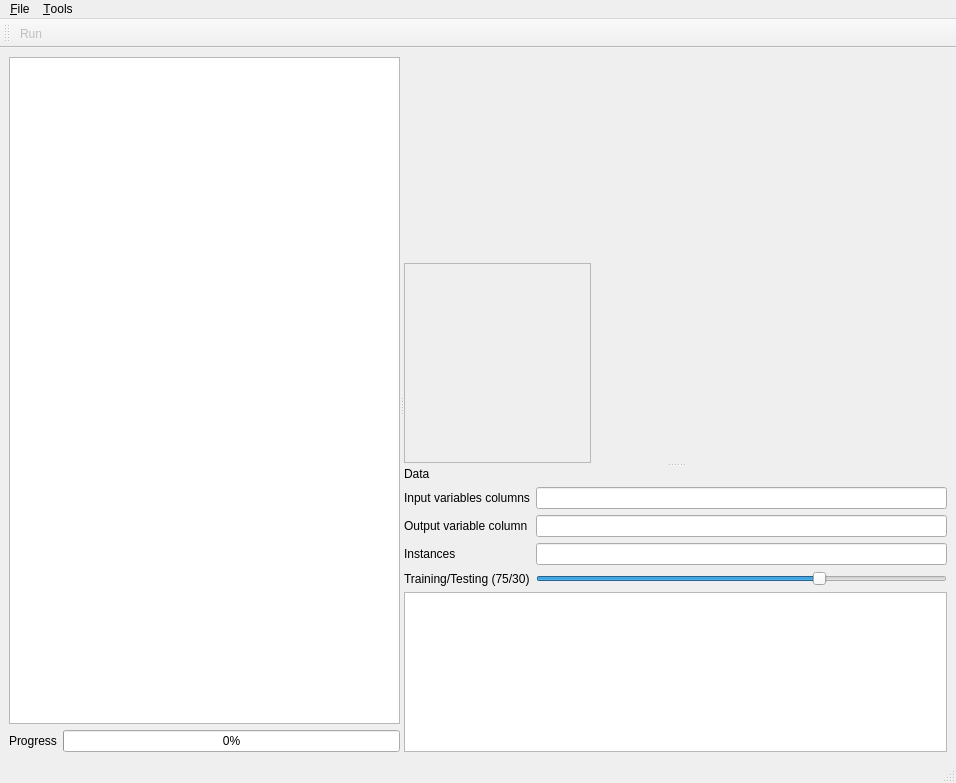
First picture: the form in mainwindow.ui, repository emigdioz/TreeGP, before the edit.
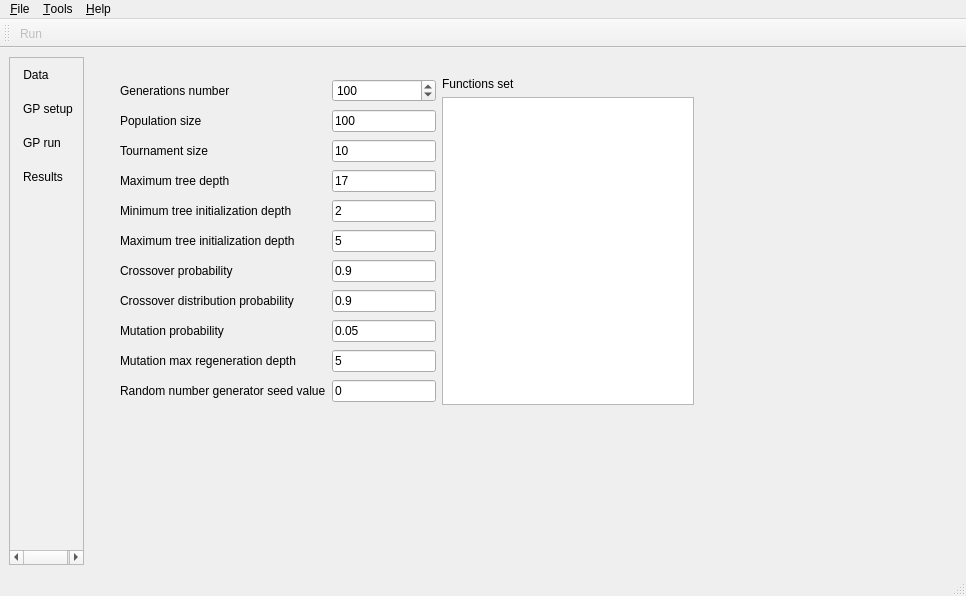
Second picture: the form after the edit. The open tabs and pages were chosen to show the change. Icons and pictures are not drawn. Custom widgets are drawn as their Qt base class.

Commit message: Major overhaul in UI structure

Patch:
```diff
--- a/mainwindow.ui
+++ b/mainwindow.ui
@@ -6,94 +6,127 @@
    <rect>
     <x>0</x>
     <y>0</y>
-    <width>956</width>
-    <height>783</height>
+    <width>966</width>
+    <height>596</height>
    </rect>
   </property>
   <property name="windowTitle">
    <string>TreeGP</string>
   </property>
   <widget class="QWidget" name="centralwidget">
-   <layout class="QGridLayout" name="gridLayout_4">
-    <item row="0" column="0">
-     <widget class="QSplitter" name="splitter_2">
-      <property name="orientation">
-       <enum>Qt::Horizontal</enum>
-      </property>
-      <widget class="QWidget" name="verticalLayoutWidget_2">
-       <layout class="QVBoxLayout" name="verticalLayout_2">
-        <item>
-         <widget class="QTextEdit" name="textEdit"/>
-        </item>
-        <item>
-         <layout class="QGridLayout" name="gridLayout">
-          <item row="0" column="0">
-           <widget class="QLabel" name="label_6">
-            <property name="text">
-             <string>Progress</string>
-            </property>
-           </widget>
-          </item>
-          <item row="0" column="1">
-           <widget class="QProgressBar" name="progressBar">
-            <property name="value">
-             <number>0</number>
-            </property>
-           </widget>
-          </item>
-         </layout>
-        </item>
-       </layout>
-      </widget>
-      <widget class="QSplitter" name="splitter">
-       <property name="orientation">
-        <enum>Qt::Vertical</enum>
-       </property>
-       <widget class="QWidget" name="gridLayoutWidget">
         <layout class="QGridLayout" name="gridLayout_3">
-         <item row="1" column="1">
-          <widget class="QCustomPlot" name="sizePlot" native="true">
-           <property name="minimumSize">
-            <size>
-             <width>350</width>
-             <height>200</height>
-            </size>
-           </property>
-          </widget>
-         </item>
-         <item row="0" column="1">
-          <widget class="QCustomPlot" name="outputPlot" native="true">
-           <property name="minimumSize">
-            <size>
-             <width>350</width>
-             <height>200</height>
-            </size>
-           </property>
-          </widget>
-         </item>
          <item row="0" column="0">
-          <widget class="GraphWidget" name="treeGraph" native="true">
+     <layout class="QHBoxLayout" name="horizontalLayout">
+      <item>
+       <widget class="QListWidget" name="listWidget">
            <property name="maximumSize">
             <size>
-             <width>500</width>
+          <width>75</width>
              <height>16777215</height>
             </size>
            </property>
-          </widget>
-         </item>
-         <item row="1" column="0">
-          <widget class="QFrame" name="frame">
-           <property name="frameShape">
-            <enum>QFrame::StyledPanel</enum>
-           </property>
-           <property name="frameShadow">
-            <enum>QFrame::Raised</enum>
-           </property>
-          </widget>
-         </item>
-        </layout>
+        <property name="focusPolicy">
+         <enum>Qt::NoFocus</enum>
+        </property>
+        <property name="layoutDirection">
+         <enum>Qt::LeftToRight</enum>
+        </property>
+        <property name="styleSheet">
+         <string notr="true">QListWidget 
+{ 
+background: rgba(240, 240, 240, 255);  
+}
+
+QListWidget::item:hover 
+{ 
+background: rgba(209, 241, 255, 255); 
+}
+
+QListWidget::item:selected 
+{ 
+background: qlineargradient(spread:pad, x1:0, y1:0, x2:0, y2:0.1, stop:0 rgba(0, 104, 151, 200), stop:1 rgba(0, 173, 250, 255)); 
+}
+
+QListWidget::item 
+{ 
+border-bottom: 2px gray; 
+padding: 10px; color: black; 
+}</string>
+        </property>
+        <property name="iconSize">
+         <size>
+          <width>48</width>
+          <height>48</height>
+         </size>
+        </property>
+        <property name="textElideMode">
+         <enum>Qt::ElideRight</enum>
+        </property>
+        <property name="movement">
+         <enum>QListView::Static</enum>
+        </property>
+        <property name="flow">
+         <enum>QListView::TopToBottom</enum>
+        </property>
+        <property name="viewMode">
+         <enum>QListView::IconMode</enum>
+        </property>
+        <property name="wordWrap">
+         <bool>false</bool>
+        </property>
+        <property name="selectionRectVisible">
+         <bool>false</bool>
+        </property>
+        <item>
+         <property name="text">
+          <string>Data</string>
+         </property>
+         <property name="icon">
+          <iconset resource="images.qrc">
+           <normaloff>:/icons/data_normal.png</normaloff>
+           <selectedoff>:/icons/data_selected.png</selectedoff>:/icons/data_normal.png</iconset>
+         </property>
+        </item>
+        <item>
+         <property name="text">
+          <string>GP setup</string>
+         </property>
+         <property name="icon">
+          <iconset resource="images.qrc">
+           <normaloff>:/icons/setup_normal.png</normaloff>
+           <selectedoff>:/icons/setup_selected.png</selectedoff>:/icons/setup_normal.png</iconset>
+         </property>
+        </item>
+        <item>
+         <property name="text">
+          <string>GP run</string>
+         </property>
+         <property name="icon">
+          <iconset resource="images.qrc">
+           <normaloff>:/icons/gp_normal.png</normaloff>
+           <selectedoff>:/icons/gp_selected.png</selectedoff>:/icons/gp_normal.png</iconset>
+         </property>
+        </item>
+        <item>
+         <property name="text">
+          <string>Results</string>
+         </property>
+         <property name="icon">
+          <iconset resource="images.qrc">
+           <normaloff>:/icons/result_normal.png</normaloff>
+           <selectedoff>:/icons/result_selected.png</selectedoff>:/icons/result_normal.png</iconset>
+         </property>
+        </item>
        </widget>
-       <widget class="QWidget" name="verticalLayoutWidget">
+      </item>
+      <item>
+       <widget class="QStackedWidget" name="stackedWidget">
+        <property name="currentIndex">
+         <number>2</number>
+        </property>
+        <widget class="QWidget" name="pageData">
+         <layout class="QGridLayout" name="gridLayout_6">
+          <item row="0" column="0">
         <layout class="QVBoxLayout" name="verticalLayout">
          <item>
           <widget class="QLabel" name="label_3">
@@ -163,9 +196,398 @@
           <widget class="QTableView" name="tableView"/>
          </item>
         </layout>
-       </widget>
-      </widget>
-     </widget>
+          </item>
+         </layout>
+        </widget>
+        <widget class="QWidget" name="pageSetup">
+         <widget class="QWidget" name="layoutWidget">
+          <property name="geometry">
+           <rect>
+            <x>30</x>
+            <y>20</y>
+            <width>574</width>
+            <height>328</height>
+           </rect>
+          </property>
+          <layout class="QHBoxLayout" name="horizontalLayout_3">
+           <item>
+            <layout class="QGridLayout" name="gridLayout_7">
+             <item row="5" column="0">
+              <widget class="QLabel" name="label_7">
+               <property name="text">
+                <string>Maximum tree initialization depth</string>
+               </property>
+              </widget>
+             </item>
+             <item row="3" column="1">
+              <widget class="QLineEdit" name="lineEdit_4">
+               <property name="text">
+                <string>17</string>
+               </property>
+              </widget>
+             </item>
+             <item row="7" column="1">
+              <widget class="QLineEdit" name="lineEdit_7">
+               <property name="text">
+                <string>0.9</string>
+               </property>
+              </widget>
+             </item>
+             <item row="1" column="1">
+              <widget class="QLineEdit" name="lineEdit_5">
+               <property name="text">
+                <string>100</string>
+               </property>
+              </widget>
+             </item>
+             <item row="0" column="0">
+              <widget class="QLabel" name="label_8">
+               <property name="text">
+                <string>Generations number</string>
+               </property>
+              </widget>
+             </item>
+             <item row="4" column="0">
+              <widget class="QLabel" name="label_9">
+               <property name="text">
+                <string>Minimum tree initialization depth</string>
+               </property>
+              </widget>
+             </item>
+             <item row="4" column="1">
+              <widget class="QLineEdit" name="lineEdit_6">
+               <property name="text">
+                <string>2</string>
+               </property>
+              </widget>
+             </item>
+             <item row="5" column="1">
+              <widget class="QLineEdit" name="lineEdit_8">
+               <property name="text">
+                <string>5</string>
+               </property>
+              </widget>
+             </item>
+             <item row="2" column="0">
+              <widget class="QLabel" name="label_10">
+               <property name="text">
+                <string>Tournament size</string>
+               </property>
+              </widget>
+             </item>
+             <item row="2" column="1">
+              <widget class="QLineEdit" name="lineEdit_9">
+               <property name="text">
+                <string>10</string>
+               </property>
+              </widget>
+             </item>
+             <item row="0" column="1">
+              <widget class="QSpinBox" name="spinBox">
+               <property name="maximum">
+                <number>10000</number>
+               </property>
+               <property name="value">
+                <number>100</number>
+               </property>
+              </widget>
+             </item>
+             <item row="9" column="0">
+              <widget class="QLabel" name="label_11">
+               <property name="text">
+                <string>Mutation max regeneration depth</string>
+               </property>
+              </widget>
+             </item>
+             <item row="8" column="0">
+              <widget class="QLabel" name="label_12">
+               <property name="text">
+                <string>Mutation probability</string>
+               </property>
+              </widget>
+             </item>
+             <item row="1" column="0">
+              <widget class="QLabel" name="label_13">
+               <property name="text">
+                <string>Population size</string>
+               </property>
+              </widget>
+             </item>
+             <item row="3" column="0">
+              <widget class="QLabel" name="label_14">
+               <property name="text">
+                <string>Maximum tree depth</string>
+               </property>
+              </widget>
+             </item>
+             <item row="6" column="1">
+              <widget class="QLineEdit" name="lineEdit_10">
+               <property name="text">
+                <string>0.9</string>
+               </property>
+              </widget>
+             </item>
+             <item row="6" column="0">
+              <widget class="QLabel" name="label_15">
+               <property name="text">
+                <string>Crossover probability</string>
+               </property>
+              </widget>
+             </item>
+             <item row="7" column="0">
+              <widget class="QLabel" name="label_16">
+               <property name="text">
+                <string>Crossover distribution probability</string>
+               </property>
+              </widget>
+             </item>
+             <item row="8" column="1">
+              <widget class="QLineEdit" name="lineEdit_11">
+               <property name="text">
+                <string>0.05</string>
+               </property>
+              </widget>
+             </item>
+             <item row="9" column="1">
+              <widget class="QLineEdit" name="lineEdit_12">
+               <property name="text">
+                <string>5</string>
+               </property>
+              </widget>
+             </item>
+             <item row="10" column="0">
+              <widget class="QLabel" name="label_17">
+               <property name="text">
+                <string>Random number generator seed value</string>
+               </property>
+              </widget>
+             </item>
+             <item row="10" column="1">
+              <widget class="QLineEdit" name="lineEdit_13">
+               <property name="text">
+                <string>0</string>
+               </property>
+              </widget>
+             </item>
+            </layout>
+           </item>
+           <item>
+            <layout class="QVBoxLayout" name="verticalLayout_5">
+             <item>
+              <widget class="QLabel" name="label_18">
+               <property name="text">
+                <string>Functions set</string>
+               </property>
+              </widget>
+             </item>
+             <item>
+              <widget class="QTableView" name="functionsView"/>
+             </item>
+            </layout>
+           </item>
+          </layout>
+         </widget>
+        </widget>
+        <widget class="QWidget" name="pageGP">
+         <layout class="QGridLayout" name="gridLayout_4">
+          <item row="0" column="0">
+           <layout class="QVBoxLayout" name="verticalLayout_4">
+            <item>
+             <layout class="QHBoxLayout" name="horizontalLayout_2">
+              <item>
+               <widget class="QListWidget" name="listWidget_2">
+                <property name="maximumSize">
+                 <size>
+                  <width>16777215</width>
+                  <height>70</height>
+                 </size>
+                </property>
+                <property name="focusPolicy">
+                 <enum>Qt::NoFocus</enum>
+                </property>
+                <property name="styleSheet">
+                 <string notr="true">QListWidget 
+{ 
+background: rgba(240, 240, 240, 255);  
+}
+
+QListWidget::item:hover 
+{ 
+background: rgba(209, 241, 255, 255); 
+}
+
+QListWidget::item:selected 
+{ 
+background: rgba(0, 173, 250, 255); 
+}
+
+QListWidget::item 
+{ 
+border-bottom: 2px gray; 
+padding: 10px; color: black; 
+}</string>
+                </property>
+                <property name="frameShape">
+                 <enum>QFrame::NoFrame</enum>
+                </property>
+                <property name="iconSize">
+                 <size>
+                  <width>36</width>
+                  <height>36</height>
+                 </size>
+                </property>
+                <property name="flow">
+                 <enum>QListView::LeftToRight</enum>
+                </property>
+                <property name="viewMode">
+                 <enum>QListView::IconMode</enum>
+                </property>
+                <property name="selectionRectVisible">
+                 <bool>false</bool>
+                </property>
+                <item>
+                 <property name="text">
+                  <string>Start</string>
+                 </property>
+                 <property name="icon">
+                  <iconset resource="images.qrc">
+                   <normaloff>:/icons/start_normal.png</normaloff>
+                   <disabledoff>:/icons/start_disabled.png</disabledoff>
+                   <activeoff>:/icons/start_selected.png</activeoff>
+                   <selectedoff>:/icons/start_selected.png</selectedoff>:/icons/start_normal.png</iconset>
+                 </property>
+                 <property name="flags">
+                  <set>ItemIsEnabled|ItemIsTristate</set>
+                 </property>
+                </item>
+                <item>
+                 <property name="text">
+                  <string>Pause</string>
+                 </property>
+                 <property name="icon">
+                  <iconset resource="images.qrc">
+                   <normaloff>:/icons/pause_normal.png</normaloff>
+                   <disabledoff>:/icons/pause_disabled.png</disabledoff>
+                   <selectedoff>:/icons/pause_selected.png</selectedoff>:/icons/pause_normal.png</iconset>
+                 </property>
+                 <property name="flags">
+                  <set>ItemIsSelectable|ItemIsDragEnabled|ItemIsUserCheckable</set>
+                 </property>
+                </item>
+                <item>
+                 <property name="text">
+                  <string>Stop</string>
+                 </property>
+                 <property name="icon">
+                  <iconset resource="images.qrc">
+                   <normaloff>:/icons/stop_normal.png</normaloff>
+                   <disabledoff>:/icons/stop_disabled.png</disabledoff>
+                   <selectedoff>:/icons/stop_selected.png</selectedoff>:/icons/stop_normal.png</iconset>
+                 </property>
+                 <property name="flags">
+                  <set>ItemIsSelectable|ItemIsDragEnabled|ItemIsUserCheckable</set>
+                 </property>
+                </item>
+               </widget>
+              </item>
+             </layout>
+            </item>
+            <item>
+             <widget class="QSplitter" name="splitter_2">
+              <property name="orientation">
+               <enum>Qt::Horizontal</enum>
+              </property>
+              <widget class="QSplitter" name="splitter">
+               <property name="orientation">
+                <enum>Qt::Vertical</enum>
+               </property>
+               <widget class="QFrame" name="frame">
+                <property name="minimumSize">
+                 <size>
+                  <width>0</width>
+                  <height>200</height>
+                 </size>
+                </property>
+                <property name="frameShape">
+                 <enum>QFrame::StyledPanel</enum>
+                </property>
+                <property name="frameShadow">
+                 <enum>QFrame::Raised</enum>
+                </property>
+               </widget>
+               <widget class="QWidget" name="verticalLayoutWidget_2">
+                <layout class="QVBoxLayout" name="verticalLayout_2">
+                 <item>
+                  <widget class="QTextEdit" name="textEdit"/>
+                 </item>
+                 <item>
+                  <layout class="QGridLayout" name="gridLayout">
+                   <item row="0" column="0">
+                    <widget class="QLabel" name="label_6">
+                     <property name="text">
+                      <string>Progress</string>
+                     </property>
+                    </widget>
+                   </item>
+                   <item row="0" column="1">
+                    <widget class="QProgressBar" name="progressBar">
+                     <property name="value">
+                      <number>0</number>
+                     </property>
+                    </widget>
+                   </item>
+                  </layout>
+                 </item>
+                </layout>
+               </widget>
+              </widget>
+              <widget class="QWidget" name="verticalLayoutWidget_3">
+               <layout class="QVBoxLayout" name="verticalLayout_3">
+                <item>
+                 <widget class="QCustomPlot" name="outputPlot" native="true">
+                  <property name="minimumSize">
+                   <size>
+                    <width>350</width>
+                    <height>200</height>
+                   </size>
+                  </property>
+                 </widget>
+                </item>
+                <item>
+                 <widget class="QCustomPlot" name="sizePlot" native="true">
+                  <property name="minimumSize">
+                   <size>
+                    <width>350</width>
+                    <height>200</height>
+                   </size>
+                  </property>
+                 </widget>
+                </item>
+               </layout>
+              </widget>
+             </widget>
+            </item>
+           </layout>
+          </item>
+         </layout>
+        </widget>
+        <widget class="QWidget" name="pageResults">
+         <layout class="QGridLayout" name="gridLayout_5">
+          <item row="0" column="0">
+           <widget class="GraphWidget" name="treeGraph" native="true">
+            <property name="maximumSize">
+             <size>
+              <width>16777215</width>
+              <height>16777215</height>
+             </size>
+            </property>
+           </widget>
+          </item>
+         </layout>
+        </widget>
+       </widget>
+      </item>
+     </layout>
     </item>
    </layout>
   </widget>
@@ -174,7 +596,7 @@
     <rect>
      <x>0</x>
      <y>0</y>
-     <width>956</width>
+     <width>966</width>
      <height>22</height>
     </rect>
    </property>
@@ -199,8 +621,15 @@
     </property>
     <addaction name="actionOptions"/>
    </widget>
+   <widget class="QMenu" name="menu_Help">
+    <property name="title">
+     <string>&amp;Help</string>
+    </property>
+    <addaction name="actionAbout"/>
+   </widget>
    <addaction name="menu_File"/>
    <addaction name="menu_Tools"/>
+   <addaction name="menu_Help"/>
   </widget>
   <widget class="QStatusBar" name="statusbar"/>
   <widget class="QToolBar" name="toolBar">
@@ -211,7 +640,7 @@
     <enum>TopToolBarArea</enum>
    </attribute>
    <attribute name="toolBarBreak">
-    <bool>false</bool>
+    <bool>true</bool>
    </attribute>
    <addaction name="actionRun"/>
   </widget>
```
Left out of the diff: 9 changed lines with no effect on the pictures. Lines whose indentation alone changed are shown as unchanged.
